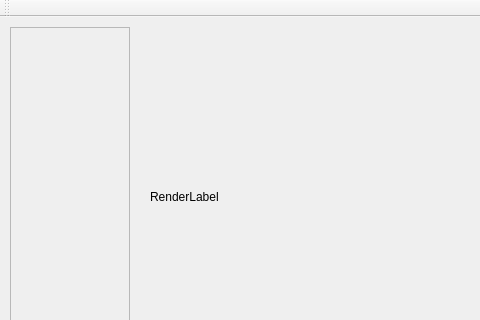
First picture: the form in QtMain/RenderrerMainWindow.ui, repository damibran/simple_qt_renderrer, before the edit; both pictures show x 0 to 480 and y 0 to 320 of the 936 by 618 pixel window.
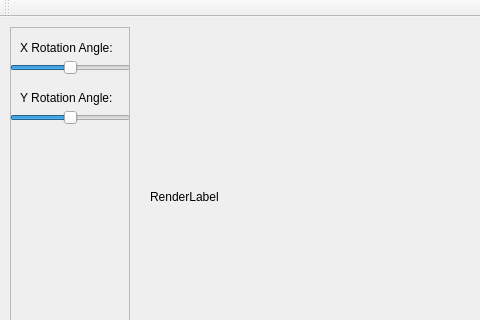
Second picture: the form after the edit. Custom widgets are drawn as their Qt base class.

Commit message: add task requermented widget controls

The edit to the form file:
```diff
--- a/QtMain/RenderrerMainWindow.ui
+++ b/QtMain/RenderrerMainWindow.ui
@@ -48,6 +48,70 @@
     <property name="frameShadow">
      <enum>QFrame::Sunken</enum>
     </property>
+    <widget class="QLabel" name="XRotLabel">
+     <property name="geometry">
+      <rect>
+       <x>10</x>
+       <y>10</y>
+       <width>101</width>
+       <height>21</height>
+      </rect>
+     </property>
+     <property name="text">
+      <string>X Rotation Angle:</string>
+     </property>
+    </widget>
+    <widget class="QSlider" name="XRotSlider">
+     <property name="geometry">
+      <rect>
+       <x>0</x>
+       <y>30</y>
+       <width>121</width>
+       <height>22</height>
+      </rect>
+     </property>
+     <property name="minimum">
+      <number>-180</number>
+     </property>
+     <property name="maximum">
+      <number>180</number>
+     </property>
+     <property name="orientation">
+      <enum>Qt::Horizontal</enum>
+     </property>
+    </widget>
+    <widget class="QSlider" name="YRotSlider">
+     <property name="geometry">
+      <rect>
+       <x>0</x>
+       <y>80</y>
+       <width>121</width>
+       <height>22</height>
+      </rect>
+     </property>
+     <property name="minimum">
+      <number>-180</number>
+     </property>
+     <property name="maximum">
+      <number>180</number>
+     </property>
+     <property name="orientation">
+      <enum>Qt::Horizontal</enum>
+     </property>
+    </widget>
+    <widget class="QLabel" name="YRotLabel">
+     <property name="geometry">
+      <rect>
+       <x>10</x>
+       <y>60</y>
+       <width>101</width>
+       <height>21</height>
+      </rect>
+     </property>
+     <property name="text">
+      <string>Y Rotation Angle:</string>
+     </property>
+    </widget>
    </widget>
   </widget>
   <widget class="QMenuBar" name="menuBar">
```
The commit also changes 2 other files.
